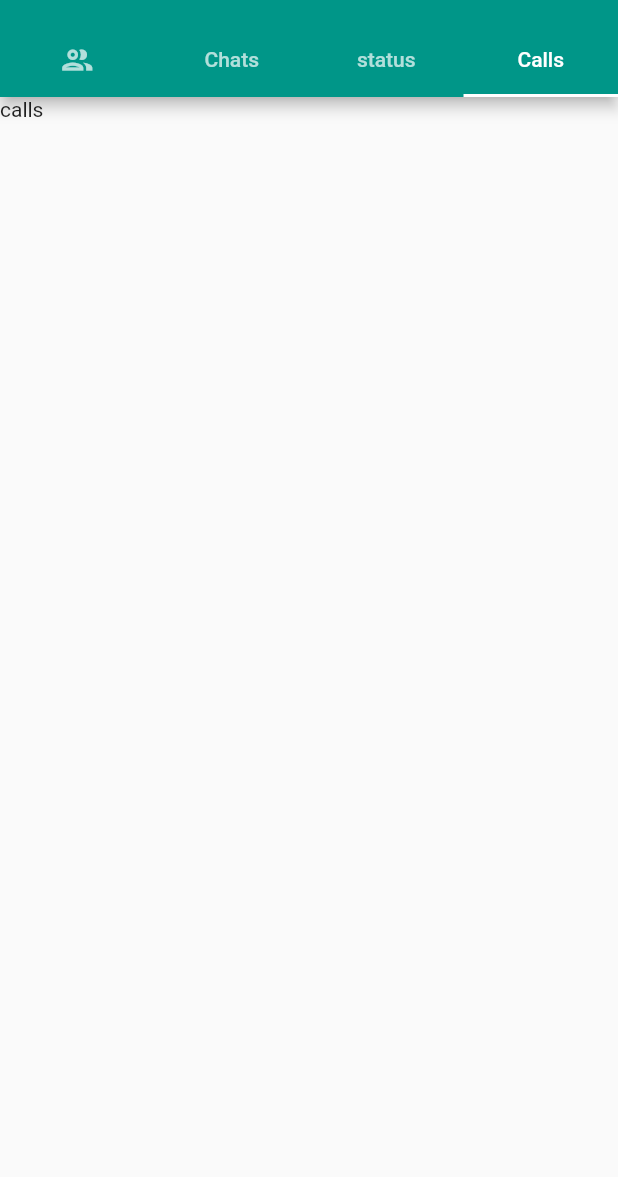
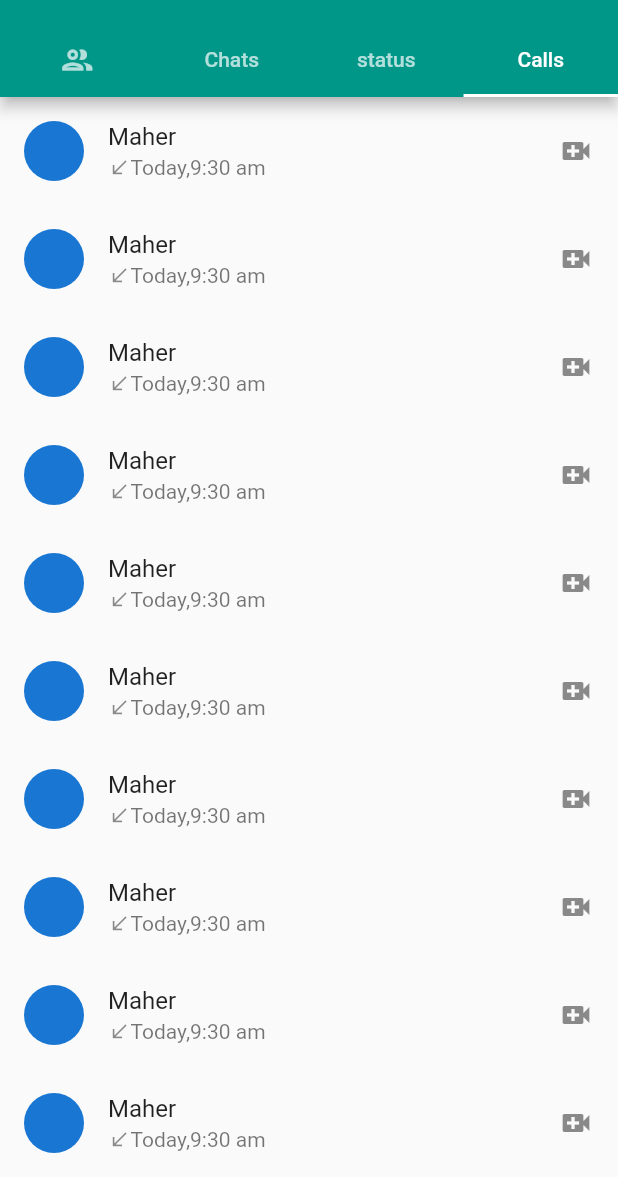
Before and after one commit to mahartanveerahmad/watsappui, a Flutter app: the screen it shows after launch, tab 4 chosen, on a phone screen of 412 x 824 dp, the part 59-1236 px from its top. Run offline on Flutter 3.47's test engine with Material 2 defaults, Android fonts, the phone set to English and light mode, and no system bars.

Commit message:
call screen added

```diff
--- a/lib/views/home_screen.dart
+++ b/lib/views/home_screen.dart
@@ -1,4 +1,5 @@
 import 'package:flutter/material.dart';
+import 'package:watsapp/views/tabs/calls.dart';
 import 'package:watsapp/views/tabs/chat.dart';
 import 'package:watsapp/views/tabs/community.dart';
 
@@ -64,7 +65,7 @@
             CommunityScreen(),
             ChatScreen(),
             Text("status"),
-            Text("calls"),
+            CallScreen(),
           ],
         ),
       ),
--- /dev/null
+++ b/lib/views/tabs/calls.dart
@@ -0,0 +1,28 @@
+import 'package:flutter/material.dart';
+
+class CallScreen extends StatelessWidget {
+  const CallScreen({super.key});
+
+  @override
+  Widget build(BuildContext context) {
+    return Scaffold(
+      body: ListView.builder(
+        itemCount: 100,
+        itemBuilder: (context, index) => ListTile(
+          leading: const CircleAvatar(),
+          title: const Text("Maher"),
+          subtitle: Row(
+            children: const [
+              Icon(
+                Icons.call_received,
+                size: 15,
+              ),
+              Text("Today,9:30 am")
+            ],
+          ),
+          trailing: const Icon(Icons.video_call),
+        ),
+      ),
+    );
+  }
+}
--- a/lib/views/tabs/chat.dart
+++ b/lib/views/tabs/chat.dart
@@ -1,7 +1,4 @@
-import 'dart:math';
-
 import 'package:flutter/material.dart';
-import 'package:watsapp/models/chat_model.dart';
 
 class ChatScreen extends StatelessWidget {
   const ChatScreen({super.key});
```
